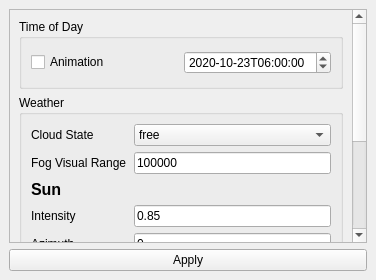
carla-simulator/traffic-generation-editor, file osc_generator/edit_environment_widget.ui: the form before one commit.
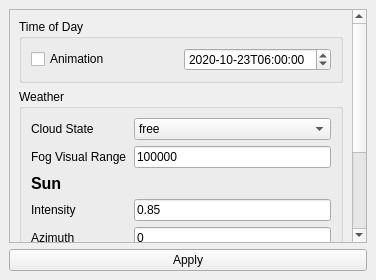
The form after the commit.

Commit message: Removed "Import" dialog file - Not relevant to bug fixing

Patch:
```diff
--- a/osc_generator/edit_environment_widget.ui
+++ b/osc_generator/edit_environment_widget.ui
@@ -10,12 +10,6 @@
     <height>280</height>
    </rect>
   </property>
-  <property name="minimumSize">
-   <size>
-    <width>360</width>
-    <height>138</height>
-   </size>
-  </property>
   <property name="windowTitle">
    <string>Edit Environment</string>
   </property>
@@ -45,12 +39,6 @@
        <layout class="QGridLayout" name="gridLayout_2">
         <item row="0" column="0">
          <widget class="QGroupBox" name="DateTimeGroup">
-          <property name="minimumSize">
-           <size>
-            <width>0</width>
-            <height>70</height>
-           </size>
-          </property>
           <property name="title">
            <string>Time of Day</string>
           </property>
@@ -113,12 +101,6 @@
         </item>
         <item row="1" column="0">
          <widget class="QGroupBox" name="WeatherGroup">
-          <property name="minimumSize">
-           <size>
-            <width>0</width>
-            <height>310</height>
-           </size>
-          </property>
           <property name="title">
            <string>Weather</string>
           </property>
```
The commit also changes 1 other file.
